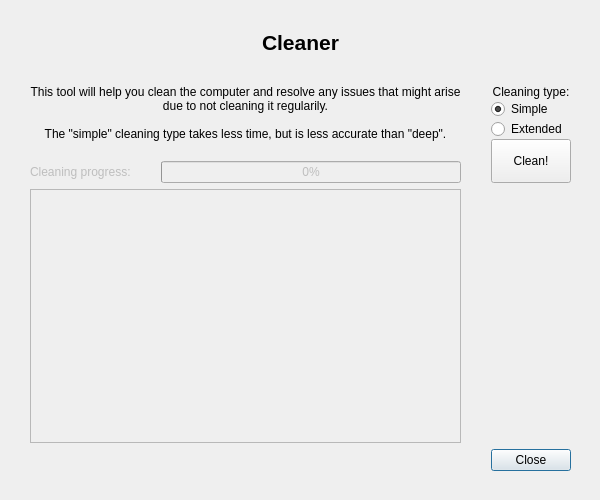
Above: ui/cleaning_dialog.ui from Atrate/qSchoolHelper before the change. Below: the same form after it.
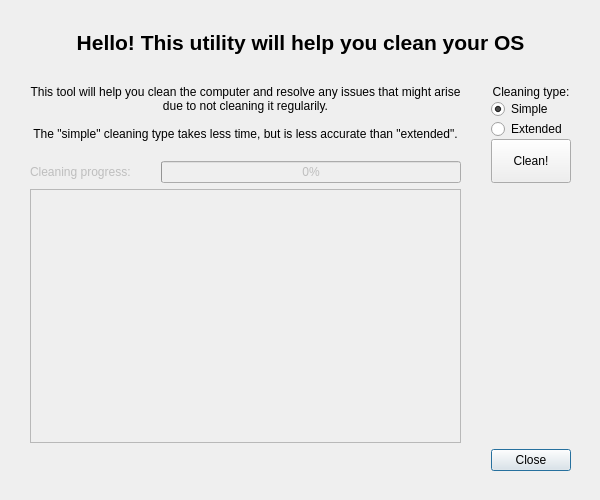
That is the form after the change. Icons and pictures are not drawn.

Patch:
```diff
--- a/ui/cleaning_dialog.ui
+++ b/ui/cleaning_dialog.ui
@@ -91,7 +91,7 @@
       <property name="text">
        <string>This tool will help you clean the computer and resolve any issues that might arise due to not cleaning it regularily. 
 
-The &quot;simple&quot; cleaning type takes less time, but is less accurate than &quot;deep&quot;. 
+The &quot;simple&quot; cleaning type takes less time, but is less accurate than &quot;extended&quot;. 
 </string>
       </property>
       <property name="alignment">
@@ -123,7 +123,7 @@
        </font>
       </property>
       <property name="text">
-       <string>Cleaner
+       <string>Hello! This utility will help you clean your OS
 </string>
       </property>
       <property name="alignment">
```
